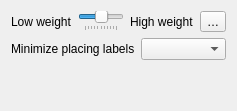
Old version of the form src/ui/qgslabelobstaclesettingswidgetbase.ui in the repository carsmie/QGIS.
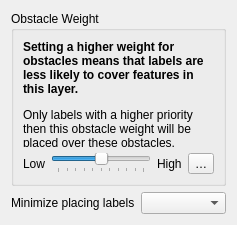
New version of the form. Custom widgets are drawn as their Qt base class.

Commit message: Add a helpful label explaining obstacle weight

What changed in the file:
```diff
--- a/src/ui/qgslabelobstaclesettingswidgetbase.ui
+++ b/src/ui/qgslabelobstaclesettingswidgetbase.ui
@@ -7,31 +7,14 @@
     <x>0</x>
     <y>0</y>
     <width>237</width>
-    <height>111</height>
+    <height>225</height>
    </rect>
   </property>
   <property name="windowTitle">
    <string>Form</string>
   </property>
   <layout class="QGridLayout" name="gridLayout">
-   <item row="1" column="0">
-    <widget class="QLabel" name="mObstacleTypeLabel">
-     <property name="text">
-      <string>Minimize placing labels</string>
-     </property>
-    </widget>
-   </item>
-   <item row="1" column="1">
-    <widget class="QComboBox" name="mObstacleTypeComboBox">
-     <property name="sizePolicy">
-      <sizepolicy hsizetype="Expanding" vsizetype="Fixed">
-       <horstretch>0</horstretch>
-       <verstretch>0</verstretch>
-      </sizepolicy>
-     </property>
-    </widget>
-   </item>
-   <item row="2" column="1">
+   <item row="3" column="1">
     <spacer name="verticalSpacer">
      <property name="orientation">
       <enum>Qt::Vertical</enum>
@@ -45,11 +28,27 @@
     </spacer>
    </item>
    <item row="0" column="0" colspan="2">
+    <widget class="QGroupBox" name="groupBox">
+     <property name="title">
+      <string>Obstacle Weight</string>
+     </property>
+     <layout class="QVBoxLayout" name="verticalLayout">
+      <item>
+       <widget class="QLabel" name="label">
+        <property name="text">
+         <string>&lt;html&gt;&lt;head/&gt;&lt;body&gt;&lt;p&gt;&lt;span style=&quot; font-weight:600;&quot;&gt;Setting a higher weight for obstacles means that labels are less likely to cover features in this layer.&lt;/span&gt;&lt;/p&gt;&lt;p&gt;Only labels with a higher priority then this obstacle weight will be placed over these obstacles.&lt;/p&gt;&lt;/body&gt;&lt;/html&gt;</string>
+        </property>
+        <property name="wordWrap">
+         <bool>true</bool>
+        </property>
+       </widget>
+      </item>
+      <item>
     <layout class="QHBoxLayout" name="horizontalLayout">
      <item>
       <widget class="QLabel" name="label_40">
        <property name="text">
-        <string>Low weight</string>
+           <string>Low</string>
        </property>
       </widget>
      </item>
@@ -81,7 +80,7 @@
      <item>
       <widget class="QLabel" name="label_41">
        <property name="text">
-        <string>High weight</string>
+           <string>High</string>
        </property>
       </widget>
      </item>
@@ -93,6 +92,26 @@
       </widget>
      </item>
     </layout>
+      </item>
+     </layout>
+    </widget>
+   </item>
+   <item row="2" column="1">
+    <widget class="QComboBox" name="mObstacleTypeComboBox">
+     <property name="sizePolicy">
+      <sizepolicy hsizetype="Expanding" vsizetype="Fixed">
+       <horstretch>0</horstretch>
+       <verstretch>0</verstretch>
+      </sizepolicy>
+     </property>
+    </widget>
+   </item>
+   <item row="2" column="0">
+    <widget class="QLabel" name="mObstacleTypeLabel">
+     <property name="text">
+      <string>Minimize placing labels</string>
+     </property>
+    </widget>
    </item>
   </layout>
  </widget>
```
Lines whose indentation alone changed are shown as unchanged.
